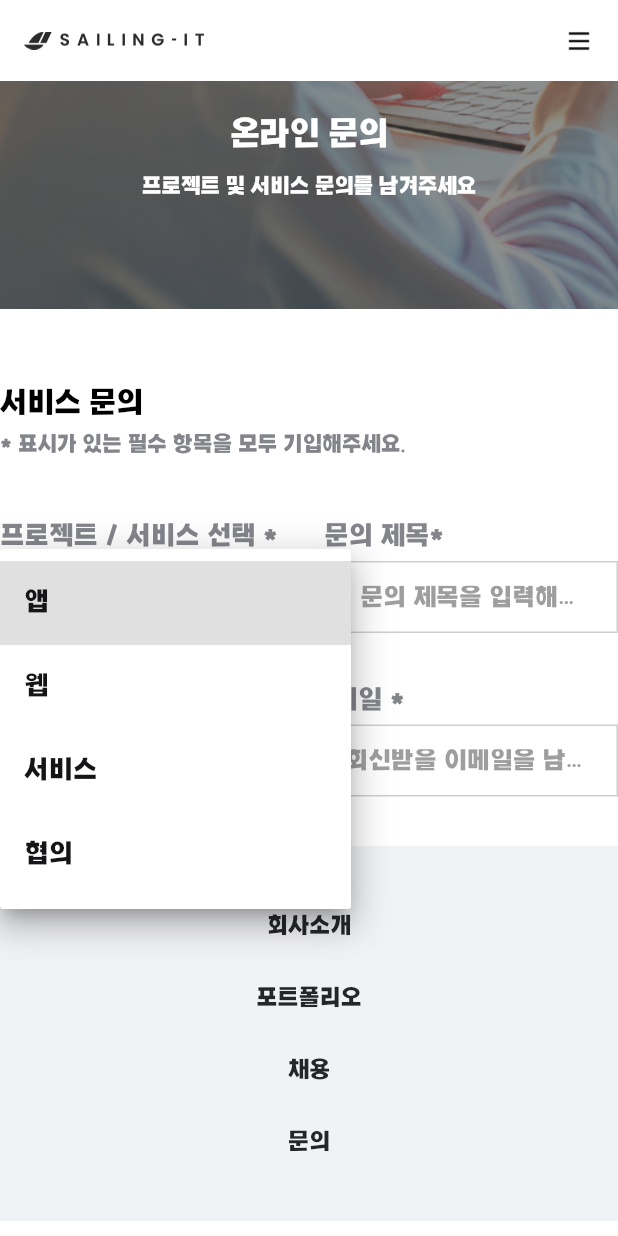
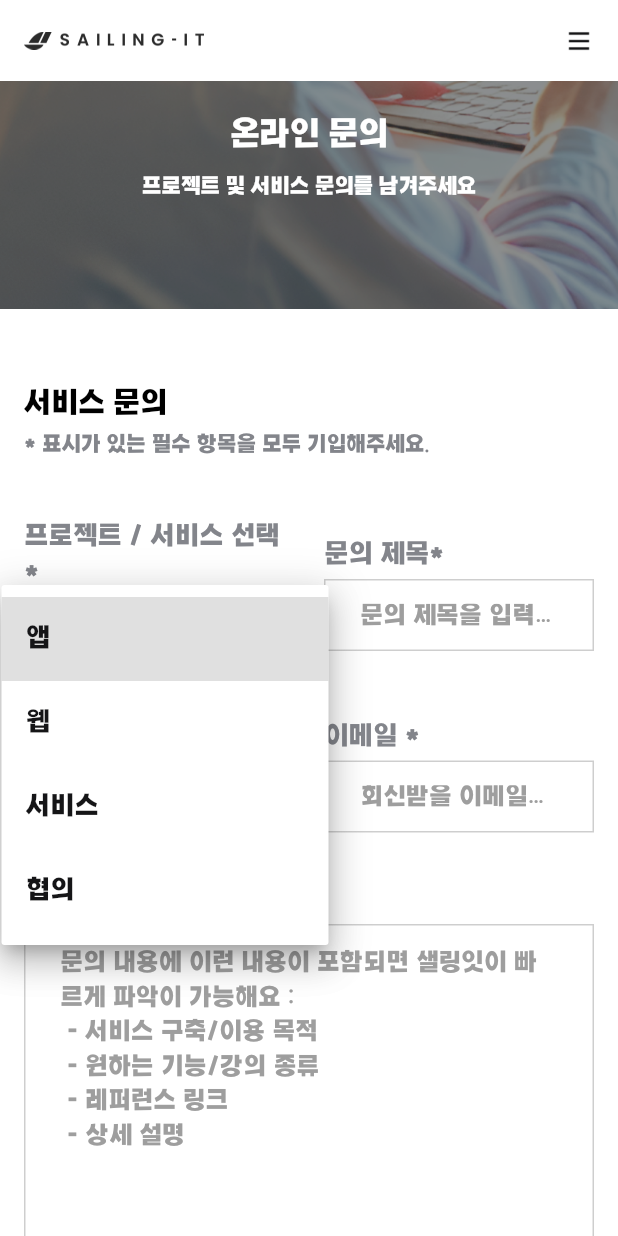
Before and after one commit to jjhwnn/flutter_web, a Flutter app: the QuestionScreen screen opened by its route, after a tap on an icon or button, on a phone screen of 412 x 824 dp. Run offline on Flutter 3.47's test engine with Material 3 defaults, Android fonts, the light colour scheme and no system bars; our stand-ins replace beamer.

Commit message:
문의하기 - validation

```diff
--- a/lib/main.dart
+++ b/lib/main.dart
@@ -5,7 +5,9 @@ import 'package:flutter_web/screen/company/company_screen.dart';
 import 'package:flutter_web/screen/portfolio/portfolio_screen.dart';
 import 'package:flutter_web/screen/question/question_screen.dart';
 import 'package:flutter_web/screen/recruit/recruit_screen.dart';
+import 'package:flutter_web/util/my_color.dart';
 import 'package:flutter_web/util/text_util.dart';
+import 'package:flutter_web/widgets/custom_constraints.dart';
 
 void main() {
   runApp(MyApp());
@@ -15,42 +17,41 @@ class MyApp extends StatelessWidget {
   MyApp({super.key});
 
   final routerDelegate = BeamerDelegate(
-      transitionDelegate: const NoAnimationTransitionDelegate(), // 화면이 전환될때 나오는 애니메이션
+    transitionDelegate: const NoAnimationTransitionDelegate(),
+    // 화면이 전환될때 나오는 애니메이션
     beamBackTransitionDelegate: const NoAnimationTransitionDelegate(),
     initialPath: RoutePage.company,
     notFoundRedirectNamed: RoutePage.company,
-      locationBuilder: RoutesLocationBuilder(
-      routes: {
-        RoutePage.company : (context, state, data) {
+    locationBuilder: RoutesLocationBuilder(routes: {
+      RoutePage.company: (context, state, data) {
         return const BeamPage(
           key: ValueKey('company'),
           title: 'Company',
           child: CompanyScreen(),
         );
       },
-        RoutePage.portfolio : (context, state, data) {
+      RoutePage.portfolio: (context, state, data) {
         return const BeamPage(
           key: ValueKey('portfolio'),
           title: 'Portfolio',
           child: PortfolioScreen(),
         );
       },
-        RoutePage.recruit : (context, state, data) {
+      RoutePage.recruit: (context, state, data) {
         return const BeamPage(
           key: ValueKey('recruit'),
           title: 'Recruit',
           child: RecruitScreen(),
         );
       },
-        RoutePage.question : (context, state, data) {
+      RoutePage.question: (context, state, data) {
         return const BeamPage(
           key: ValueKey('question'),
           title: 'Question',
           child: QuestionScreen(),
         );
       },
-      }
-    ).call,
+    }).call,
   );
 
   // This widget is the root of your application.
@@ -59,16 +60,35 @@ class MyApp extends StatelessWidget {
     return MaterialApp.router(
       title: "Homepage",
       debugShowCheckedModeBanner: false,
+      builder: (context, child) {
+        return CustomConstraints(
+            backgroundColor: Colors.white, maxWidth: 1920, child: child!);
+      },
       theme: ThemeData(
         scaffoldBackgroundColor: Colors.white,
         colorScheme: ColorScheme.fromSeed(seedColor: Colors.purple.shade600),
         useMaterial3: true,
         fontFamily: 'pretendard',
-            textTheme: TextUtil.setTExtTheme()
+        textTheme: TextUtil.setTExtTheme(),
+        textButtonTheme: TextButtonThemeData(
+          style: ButtonStyle(
+              foregroundColor: WidgetStateProperty.resolveWith<Color?>(
+            (states) {
+              if (states.contains(WidgetState.disabled)) return Colors.grey;
+              return null;
+            },
+          ), backgroundColor: WidgetStateProperty.resolveWith<Color?>(
+            (states) {
+              if (states.contains(WidgetState.disabled)) return Colors.grey;
+              return MyColor.blue40;
+            },
+          )),
+        ),
       ),
       routerDelegate: routerDelegate,
       routeInformationParser: BeamerParser(),
-      backButtonDispatcher: BeamerBackButtonDispatcher(delegate: routerDelegate),
+      backButtonDispatcher:
+          BeamerBackButtonDispatcher(delegate: routerDelegate),
     );
   }
 }
--- a/lib/screen/question/question_screen.dart
+++ b/lib/screen/question/question_screen.dart
@@ -5,6 +5,7 @@ import 'package:flutter_web/screen/question/widgets/question_web.dart';
 import 'package:flutter_web/screen/question/widgets/question_widgets.dart';
 import 'package:flutter_web/util/asset_path.dart';
 import 'package:flutter_web/util/question_util.dart';
+import 'package:flutter_web/util/screen_padding.dart';
 import 'package:flutter_web/widgets/common_scaffold.dart';
 import 'package:flutter_web/widgets/custom_dropdown_button.dart';
 import 'package:flutter_web/widgets/custom_text_form_field.dart';
@@ -23,10 +24,18 @@ class QuestionScreen extends StatefulWidget {
 
 class _QuestionScreenState extends State<QuestionScreen> {
   int selectedIndex = 0;
+  late VoidCallback listener = () {
+    setState(() {});
+  };
 
   @override
   void initState() {
-    QuestionUtil().initData();
+    QuestionUtil()
+      ..initData()
+      ..emailController.addListener(listener)
+      ..nameController.addListener(listener)
+      ..titleController.addListener(listener)
+      ..contentController.addListener(listener);
     super.initState();
   }
 
@@ -40,9 +49,11 @@ class _QuestionScreenState extends State<QuestionScreen> {
   Widget build(BuildContext context) {
     return ScreenLayoutBuilder(
       myBuilder: (screenModel, web, tablet, mobile) {
+        var width = MediaQuery.of(context).size.width;
         return CommonScaffold(
             currentIndex: 3,
             screenModel: screenModel,
+            horizontalPadding: ScreenPadding.get(web, width),
             black: false,
             children: [
               Header(
--- a/lib/screen/question/widgets/question_web.dart
+++ b/lib/screen/question/widgets/question_web.dart
@@ -1,14 +1,24 @@
 import 'package:flutter/material.dart';
 import 'package:flutter_web/screen/question/widgets/question_widgets.dart';
+import 'package:flutter_web/util/my_color.dart';
 import 'package:flutter_web/util/question_util.dart';
+import 'package:flutter_web/util/text_util.dart';
+import 'package:flutter_web/widgets/custom_text_button.dart';
+import 'package:flutter_web/widgets/custom_text_form_field.dart';
 
-class QuestionWeb extends StatelessWidget {
+class QuestionWeb extends StatefulWidget {
   const QuestionWeb({super.key});
 
   @override
+  State<QuestionWeb> createState() => _QuestionWebState();
+}
+
+class _QuestionWebState extends State<QuestionWeb> {
+
+  final qUtil = QuestionUtil();
+
+  @override
   Widget build(BuildContext context) {
-    final qUtil = QuestionUtil();
-
     return Column(
       children: [
         const SizedBox(
@@ -26,6 +36,7 @@ class QuestionWeb extends StatelessWidget {
                 selectedIndex: qUtil.questionTypeIndex,
                 onChanged: (index) {
                   qUtil.changeQuestionType(index);
+                  setState(() {});
                 },
               ),
             ),
@@ -53,26 +64,55 @@ class QuestionWeb extends StatelessWidget {
                   textInputType: TextInputType.text,
                   hintText: "문의인 이름을 입력해주세요"),
             ),
-            const SizedBox(height: 20),
+            const SizedBox(width: 20),
             Expanded(
               child: QuestionWidgets.formFieldBox(
                   context: context,
                   web: true,
                   label: '이메일 *',
-                  controller: qUtil.nameController,
+                  controller: qUtil.emailController,
                   textInputType: TextInputType.emailAddress,
                   hintText: "회신받을 이메일을 남겨주세요"),
             ),
           ],
         ),
         const SizedBox(height: 25),
-        // QuestionWidgets.formFieldBox(
-        //     context: context,
-        //     web: web,
-        //     label: label,
-        //     controller: controller,
-        //     textInputType: textInputType,
-        //     hintText: hintText),
+        QuestionWidgets.contentBox(context, true, qUtil.contentController),
+        const SizedBox(height: 25),
+        Row(
+          crossAxisAlignment: CrossAxisAlignment.end,
+          children: [
+            Expanded(
+              child: QuestionWidgets.dropdownBox(
+                context: context,
+                web: true,
+                label: '예산',
+                labelList: [
+                  '협의',
+                  '1000만원',
+                  '2000만원',
+                  '3000만원',
+                  '4000만원',
+                  '5000만원',
+                ],
+                selectedIndex: qUtil.questionPriceIndex,
+                onChanged: (index) {
+                  qUtil.changeQuestionType(index);
+                  setState(() {});
+                },
+              ),
+            ),
+            const Spacer(),
+            CustomTextButton(
+              label: '문의하기',
+              textStyle: TextUtil.get16(context, Colors.white),
+              size: const Size(190, 56),
+              backgroundColor: MyColor.blue40,
+              onPressed: !qUtil.checkValidation() ? null : () {},
+            )
+          ],
+        ),
+        const SizedBox(height: 100),
       ],
     );
   }
--- a/lib/screen/question/widgets/question_widgets.dart
+++ b/lib/screen/question/widgets/question_widgets.dart
@@ -61,4 +61,25 @@ class QuestionWidgets {
       ],
     );
   }
+
+  static Widget contentBox(BuildContext context, bool web, TextEditingController controller) {
+    return Column(
+      crossAxisAlignment: CrossAxisAlignment.start,
+      children: [
+        QuestionWidgets.contentTitle(context, web, '문의 내용 *'),
+        const SizedBox(height: 4),
+        CustomTextFormField(
+          controller: controller,
+          textInputType: TextInputType.multiline,
+          hintText: '문의 내용에 이런 내용이 포함되면 샐링잇이 빠르게 파악이 가능해요 :'
+              '\n - 서비스 구축/이용 목적'
+              '\n - 원하는 기능/강의 종류'
+              '\n - 레퍼런스 링크'
+              '\n - 상세 설명',
+          maxLines: 12,
+          textHeight: 1.5,
+        )
+      ],
+    );
+  }
 }
--- /dev/null
+++ b/lib/util/my_validation.dart
@@ -0,0 +1,17 @@
+class MyValidation {
+
+  /// 이메일 유효성 체크
+  static bool isEmail(String text) {
+
+    final RegExp emailRegExp = RegExp(
+      r'[a-zA-Z0-9._%+-]+@[a-zA-Z0-9.-]+\.[a-zA-Z]{2,4}$',
+    );
+    return emailRegExp.hasMatch(text);
+  }
+
+  static bool questionTitle(String text) => text.length >= 5;
+
+  static bool questionName(String text) => text.length >= 2;
+
+  static bool questionContent(String text) => text.length >= 10;
+}
--- a/lib/util/question_util.dart
+++ b/lib/util/question_util.dart
@@ -1,5 +1,6 @@
 
 import 'package:flutter/material.dart';
+import 'package:flutter_web/util/my_validation.dart';
 
 class QuestionUtil{
 
@@ -15,8 +16,10 @@ class QuestionUtil{
   var contentController = TextEditingController();
 
   int questionTypeIndex = 0;
+  int questionPriceIndex = 0;
 
   void changeQuestionType(int index) => questionTypeIndex = index;
+  void changeQuestionPrice(int index) => questionPriceIndex = index;
 
   void initData() {
     titleController = TextEditingController();
@@ -40,4 +43,13 @@ class QuestionUtil{
     emailController.dispose();
     contentController.dispose();
   }
+
+  bool checkValidation() {
+    if(!MyValidation.isEmail(emailController.text)) return false;
+    if(!MyValidation.questionTitle(emailController.text)) return false;
+    if(!MyValidation.questionName(emailController.text)) return false;
+    if(!MyValidation.questionContent(emailController.text)) return false;
+    return true;
+  }
+
 }
--- /dev/null
+++ b/lib/util/screen_padding.dart
@@ -0,0 +1,13 @@
+class ScreenPadding {
+
+  static double get(bool web, double screenWidth) {
+
+    if(web) {
+      if(screenWidth >= 1920) return 320;
+      var padding = screenWidth * 0.16;
+      if(padding <= 80) return 80;
+      return padding;
+    }
+    return 16;
+  }
+}
--- a/lib/widgets/common_scaffold.dart
+++ b/lib/widgets/common_scaffold.dart
@@ -10,12 +10,14 @@ class CommonScaffold extends StatelessWidget {
     required this.screenModel,
     required this.children,
     this.black = true,
+    this.horizontalPadding = 0,
     super.key});
 
   final int currentIndex;
   final ScreenModel screenModel;
   final List<Widget> children;
   final bool black;
+  final double horizontalPadding;
 
   @override
   Widget build(BuildContext context) {
@@ -27,6 +29,7 @@ class CommonScaffold extends StatelessWidget {
 
           Positioned.fill(
             child: SingleChildScrollView(
+              padding: EdgeInsets.symmetric(horizontal: horizontalPadding),
               child: Column(
                 children: children,
               ),
--- /dev/null
+++ b/lib/widgets/custom_constraints.dart
@@ -0,0 +1,23 @@
+import 'package:flutter/cupertino.dart';
+
+class CustomConstraints extends StatelessWidget {
+  const CustomConstraints(
+      {required this.backgroundColor, required this.maxWidth, required this.child, super.key});
+
+  final Color backgroundColor;
+  final double maxWidth;
+  final Widget child;
+
+  @override
+  Widget build(BuildContext context) {
+    return Container(
+      color: backgroundColor,
+      child: Center(
+        child: ConstrainedBox(
+          constraints: BoxConstraints(maxWidth: maxWidth),
+          child: child,
+        ),
+      ),
+    );
+  }
+}
--- a/lib/widgets/custom_dropdown_button.dart
+++ b/lib/widgets/custom_dropdown_button.dart
@@ -31,11 +31,11 @@ class CustomDropdownButton extends StatelessWidget {
             child: DropdownButton<int>(
               autofocus: false,
               elevation: 12,
-              padding: EdgeInsets.symmetric(horizontal: 20),
+              padding: const EdgeInsets.symmetric(horizontal: 20),
               itemHeight: height,
               dropdownColor: Colors.white,
               underline: const SizedBox(),
-              icon: Visibility(
+              icon: const Visibility(
                 visible: false,
                 child: Icon(Icons.add),
               ),
--- a/lib/widgets/custom_text_button.dart
+++ b/lib/widgets/custom_text_button.dart
@@ -3,21 +3,22 @@ import 'package:flutter/material.dart';
 import 'package:flutter/painting.dart';
 
 class CustomTextButton extends StatelessWidget {
-  const CustomTextButton({
-    required this.label,
+  const CustomTextButton(
+      {required this.label,
       required this.textStyle,
       required this.size,
       required this.onPressed,
       this.padding = EdgeInsets.zero,
       this.radius = 10,
-    super.key
-  });
+      this.backgroundColor = Colors.transparent,
+      super.key});
 
   final String label;
   final TextStyle textStyle;
   final Size size;
   final EdgeInsetsGeometry padding;
   final double radius;
+  final Color backgroundColor;
   final VoidCallback? onPressed;
 
   @override
@@ -29,10 +30,10 @@ class CustomTextButton extends StatelessWidget {
           maximumSize: size,
           fixedSize: size,
           padding: padding,
+          backgroundColor: onPressed == null ? null : backgroundColor,
           shape: RoundedRectangleBorder(
             borderRadius: BorderRadius.circular(radius),
-        )
-      ),
+          )),
       child: Text(
         label,
         style: textStyle,
--- a/lib/widgets/footer.dart
+++ b/lib/widgets/footer.dart
@@ -10,9 +10,17 @@ class Footer extends StatelessWidget {
   @override
   Widget build(BuildContext context) {
 
-    return Container(
-      width: double.infinity,
-      height: 250,
+    double height = 250;
+    var width = MediaQuery.of(context).size.width;
+    return SizedBox(
+      width: width,
+      height: height,
+      child: OverflowBox(
+        maxHeight: height,
+        maxWidth: width,
+        child: Container(
+          width: width,
+          height: height,
           color: MyColor.gray10,
           child: Column(
             mainAxisAlignment: MainAxisAlignment.center,
@@ -30,6 +38,8 @@ class Footer extends StatelessWidget {
               ),
             ],
           ),
+        ),
+      ),
     );
   }
 }
--- a/lib/widgets/header.dart
+++ b/lib/widgets/header.dart
@@ -18,9 +18,17 @@ class Header extends StatelessWidget {
 
   @override
   Widget build(BuildContext context) {
-    return Container(
-      width: double.infinity,
-      height: setHeight(),
+    var height = setHeight();
+    var width = MediaQuery.of(context).size.width;
+    return SizedBox(
+      width: width,
+      height: height,
+      child: OverflowBox(
+        maxWidth: width,
+        maxHeight: height,
+        child: Container(
+          width: width,
+          height: height,
           decoration: backgroundImage.isEmpty
               ? null
               : BoxDecoration(
@@ -56,6 +64,8 @@ class Header extends StatelessWidget {
                 )
               ]
             ],
+          ),
+        ),
       ),
     );
   }
```
Lines whose indentation alone changed are shown as unchanged.
